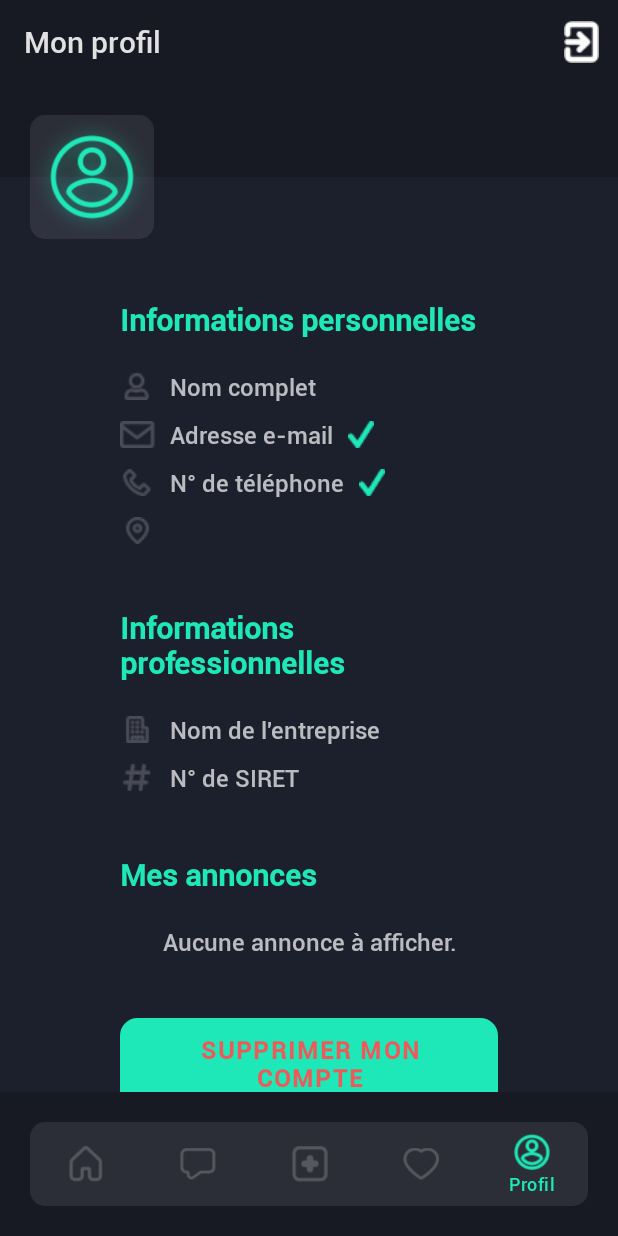
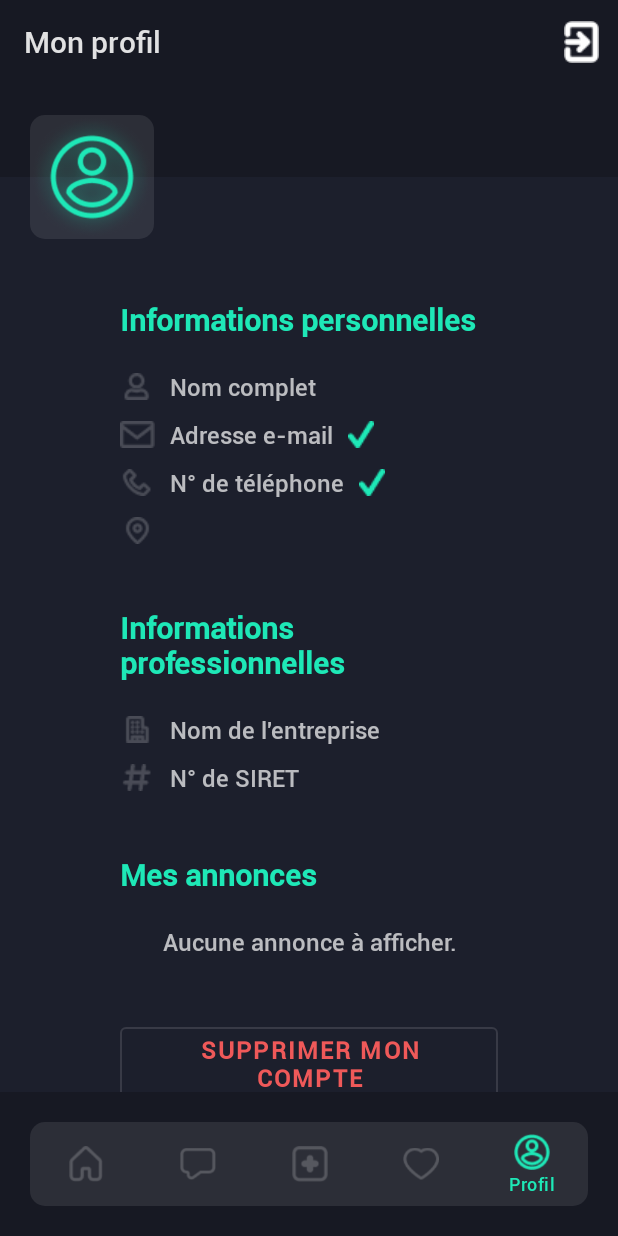
Before and after one commit to 1visible/Vitreen, an Android app: the ProfileFragment screen opened through its navigation route, on a phone screen of 412 x 824 dp. Run offline under Robolectric (Android 15) with nearby library versions, the phone set to English and light mode, and no system bars; our stand-ins replace Firebase (no records; nobody signed in at launch, a user with empty details on screens opened directly), navigation-ui; 6 statements that could not run were skipped.

Commit message:
F22: Theme rewrite v0.4

```diff
--- a/app/src/main/res/drawable/outline_button.xml
+++ /dev/null
@@ -1,5 +0,0 @@
-<?xml version="1.0" encoding="utf-8"?>
-<shape xmlns:android="http://schemas.android.com/apk/res/android">
-    <corners android:radius="@dimen/spacing_sm" />
-    <stroke android:color="@color/teal" android:width="3dp" />
-</shape>
--- a/app/src/main/res/drawable/outline_button_error.xml
+++ /dev/null
@@ -1,5 +0,0 @@
-<?xml version="1.0" encoding="utf-8"?>
-<shape xmlns:android="http://schemas.android.com/apk/res/android">
-    <corners android:radius="@dimen/spacing_sm" />
-    <stroke android:color="@color/red" android:width="3dp" />
-</shape>
--- a/app/src/main/res/drawable/rounded_button.xml
+++ /dev/null
@@ -1,5 +0,0 @@
-<?xml version="1.0" encoding="utf-8"?>
-<shape xmlns:android="http://schemas.android.com/apk/res/android">
-    <solid android:color="@color/teal" />
-    <corners android:radius="@dimen/spacing_sm" />
-</shape>
--- a/app/src/main/res/values/styles.xml
+++ b/app/src/main/res/values/styles.xml
@@ -60,7 +60,7 @@
     </style>
 
     <!-- TextButton style -->
-    <style name="Vitreen.Button.Text" parent="Widget.MaterialComponents.Button">
+    <style name="Vitreen.Button.Text" parent="Widget.MaterialComponents.Button.TextButton">
         <item name="android:background">@color/fui_transparent</item>
         <item name="android:padding">5dp</item>
         <item name="android:textStyle">bold</item>
@@ -68,12 +68,10 @@
     </style>
 
     <!-- OutlinedButton style -->
-    <style name="Vitreen.Button.Outline" parent="Vitreen.Button">
-        <item name="android:background">@drawable/outline_button</item>
+    <style name="Vitreen.Button.Outline" parent="Widget.MaterialComponents.Button.OutlinedButton">
         <item name="android:textColor">@color/teal</item>
     </style>
-    <style name="Vitreen.Button.Outline.Error" parent="Vitreen.Button">
-        <item name="android:background">@drawable/outline_button_error</item>
+    <style name="Vitreen.Button.Outline.Error" parent="Widget.MaterialComponents.Button.OutlinedButton">
         <item name="android:textColor">@color/red</item>
     </style>
 
```
